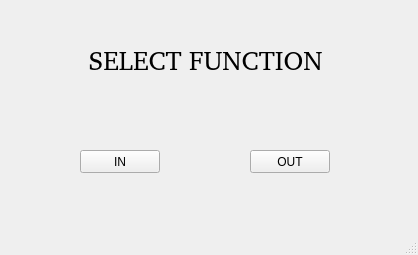
Above: app/main.ui from tuyen1601/lpr_app before the change. Below: the same form after it.
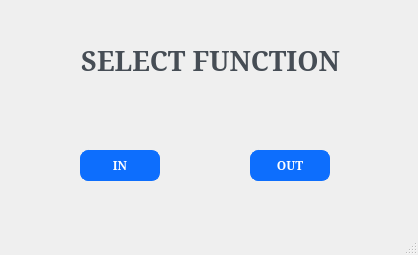
That is the form after the change.

```diff
--- a/app/main.ui
+++ b/app/main.ui
@@ -11,18 +11,58 @@
    </rect>
   </property>
   <property name="windowTitle">
-   <string>MainWindow</string>
+   <string></string>
+  </property>
+  <property name="styleSheet">
+   <string notr="true">QPushButton {
+  background-color: #0d6efd;
+  color: #fff;
+  font-weight: 600;
+  border-radius: 8px;
+  border: 1px solid #0d6efd;
+  padding: 5px 15px;
+  margin-top: 10px;
+  outline: 0px;
+}
+QPushButton:hover,
+QPushButton:focus {
+  background-color: #0b5ed7;
+  border: 3px solid #9ac3fe;
+}
+QLabel {
+  color: #464d55;
+  font-weight: 600;
+}
+QLabel#heading {
+  color: #0f1925;
+  font-size: 18px;
+  margin-bottom: 10px;
+}
+
+QLabel#subheading {
+  color: #0f1925;
+  font-size: 12px;
+  font-weight: normal;
+  margin-bottom: 10px;
+}</string>
   </property>
   <widget class="QWidget" name="centralwidget">
    <widget class="QPushButton" name="btnIN">
     <property name="geometry">
      <rect>
       <x>80</x>
-      <y>150</y>
+      <y>140</y>
       <width>80</width>
-      <height>23</height>
+      <height>41</height>
      </rect>
     </property>
+    <property name="font">
+     <font>
+      <family>Serif</family>
+      <weight>75</weight>
+      <bold>true</bold>
+     </font>
+    </property>
     <property name="text">
      <string>IN</string>
     </property>
@@ -31,11 +71,18 @@
     <property name="geometry">
      <rect>
       <x>250</x>
-      <y>150</y>
+      <y>140</y>
       <width>80</width>
-      <height>23</height>
+      <height>41</height>
      </rect>
     </property>
+    <property name="font">
+     <font>
+      <family>Serif</family>
+      <weight>75</weight>
+      <bold>true</bold>
+     </font>
+    </property>
     <property name="text">
      <string>OUT</string>
     </property>
@@ -43,16 +90,18 @@
    <widget class="QLabel" name="label">
     <property name="geometry">
      <rect>
-      <x>80</x>
+      <x>60</x>
       <y>30</y>
-      <width>251</width>
+      <width>301</width>
       <height>61</height>
      </rect>
     </property>
     <property name="font">
      <font>
-      <family>Bitstream Charter</family>
+      <family>Serif</family>
       <pointsize>20</pointsize>
+      <weight>75</weight>
+      <bold>true</bold>
      </font>
     </property>
     <property name="text">
```
